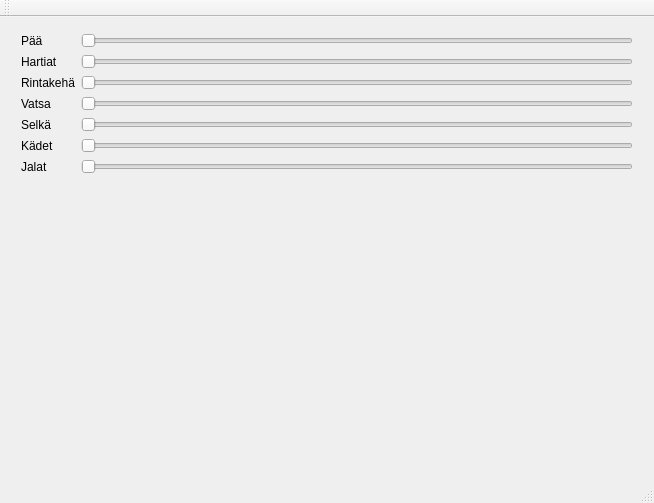
Above: mainwindow.ui from ismotee/olentoStatistics before the change. Below: the same form after it.
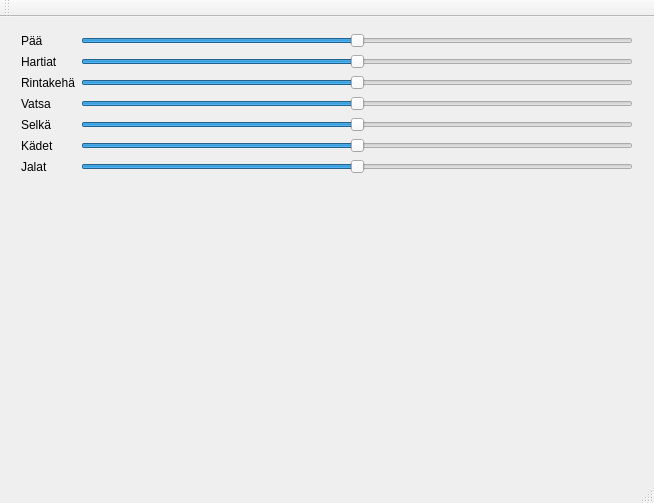
That is the form after the change.

```diff
--- a/mainwindow.ui
+++ b/mainwindow.ui
@@ -57,6 +57,12 @@
           <property name="toolTip">
            <string>Vatsa</string>
           </property>
+          <property name="minimum">
+           <number>-100</number>
+          </property>
+          <property name="maximum">
+           <number>100</number>
+          </property>
           <property name="orientation">
            <enum>Qt::Horizontal</enum>
           </property>
@@ -131,6 +137,12 @@
           <property name="toolTip">
            <string>Jalat</string>
           </property>
+          <property name="minimum">
+           <number>-100</number>
+          </property>
+          <property name="maximum">
+           <number>100</number>
+          </property>
           <property name="orientation">
            <enum>Qt::Horizontal</enum>
           </property>
@@ -179,6 +191,12 @@
           <property name="toolTip">
            <string>Selkä</string>
           </property>
+          <property name="minimum">
+           <number>-100</number>
+          </property>
+          <property name="maximum">
+           <number>100</number>
+          </property>
           <property name="orientation">
            <enum>Qt::Horizontal</enum>
           </property>
@@ -214,6 +232,12 @@
           <property name="toolTip">
            <string>Rintakehä</string>
           </property>
+          <property name="minimum">
+           <number>-100</number>
+          </property>
+          <property name="maximum">
+           <number>100</number>
+          </property>
           <property name="orientation">
            <enum>Qt::Horizontal</enum>
           </property>
@@ -236,6 +260,12 @@
           <property name="toolTip">
            <string>Hartiat</string>
           </property>
+          <property name="minimum">
+           <number>-100</number>
+          </property>
+          <property name="maximum">
+           <number>100</number>
+          </property>
           <property name="orientation">
            <enum>Qt::Horizontal</enum>
           </property>
@@ -264,6 +294,12 @@
           <property name="toolTip">
            <string>Pää</string>
           </property>
+          <property name="minimum">
+           <number>-100</number>
+          </property>
+          <property name="maximum">
+           <number>100</number>
+          </property>
           <property name="orientation">
            <enum>Qt::Horizontal</enum>
           </property>
@@ -302,6 +338,12 @@
           <property name="toolTip">
            <string>Kädet</string>
           </property>
+          <property name="minimum">
+           <number>-100</number>
+          </property>
+          <property name="maximum">
+           <number>100</number>
+          </property>
           <property name="orientation">
            <enum>Qt::Horizontal</enum>
           </property>
```
Left out of the diff: 2 changed lines with no effect on the pictures.
